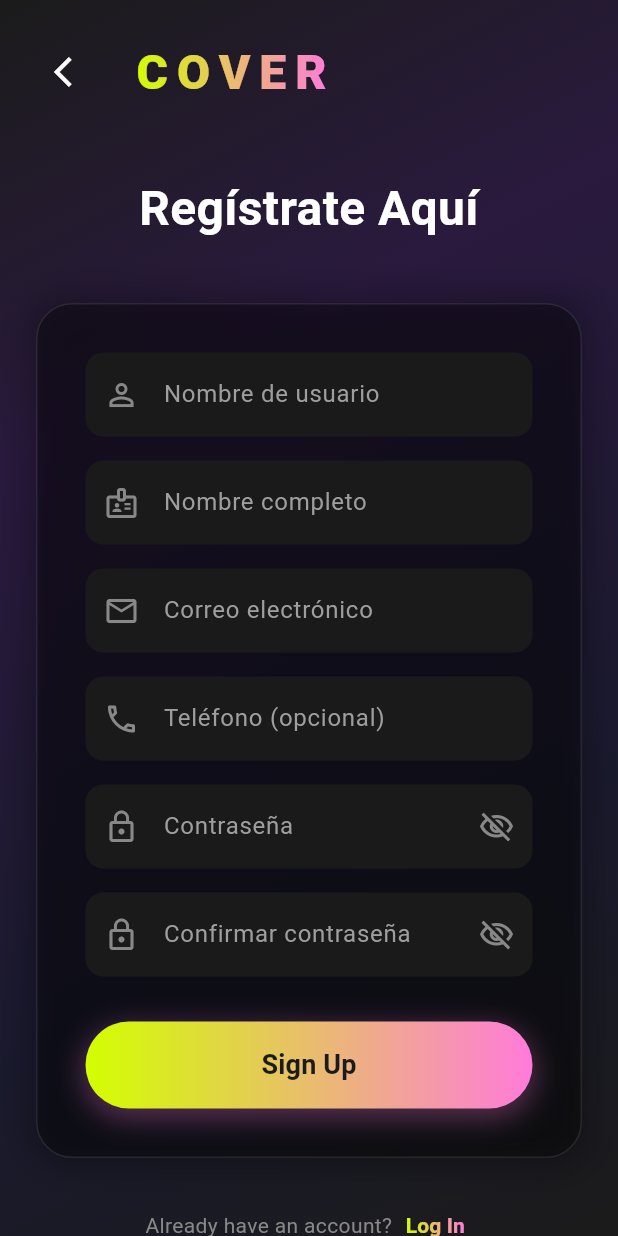
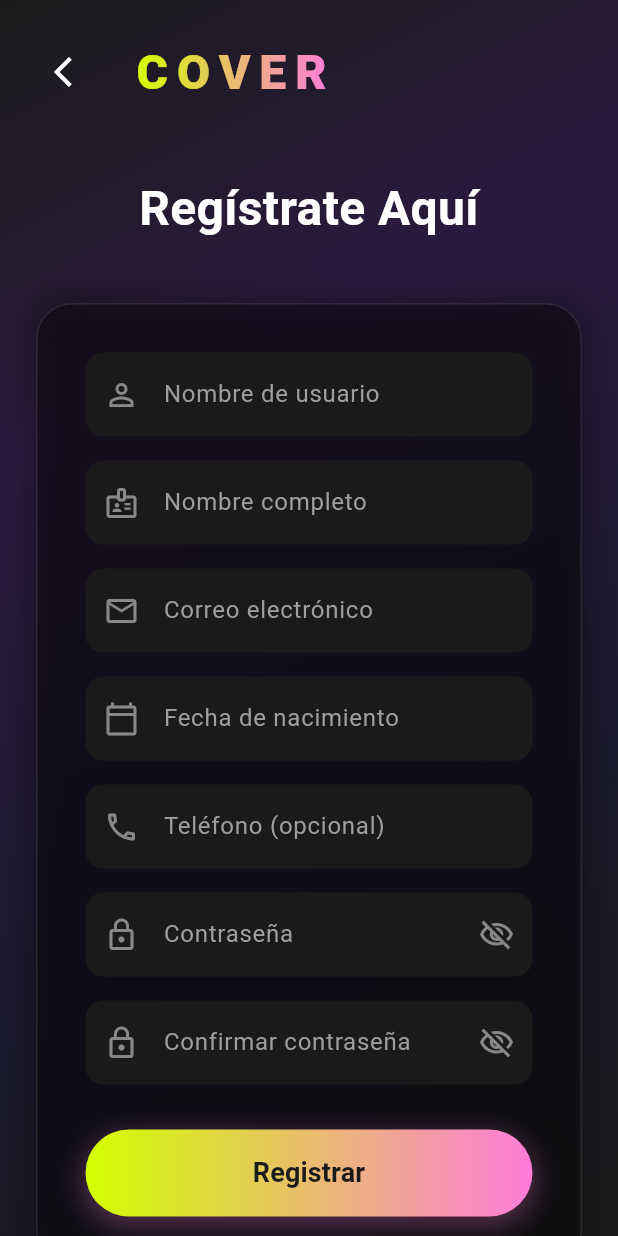
Before and after one commit to GadielBG/CoverFlutterFrontend, a Flutter app: the RegisterPage screen opened directly, on a phone screen of 412 x 824 dp. Run offline on Flutter 3.47's test engine with Material 3 defaults, Android fonts, the light colour scheme and no system bars; our stand-ins replace bloc, dio, equatable, flutter_bloc, get_it, shared_preferences; accounts and stored records are empty.

Commit message:
feat: Se anadio calendario de fecha de nacimiento en el registro

```diff
--- a/lib/presentation/bloc/auth/auth_event.dart
+++ b/lib/presentation/bloc/auth/auth_event.dart
@@ -27,6 +27,7 @@ class RegisterEvent extends AuthEvent {
   final String nombreCompleto;
   final String? telefono;
   final String? carnet;
+  final String? fechaNacimiento;
 
   const RegisterEvent({
     required this.nombreUsuario,
@@ -35,6 +36,7 @@ class RegisterEvent extends AuthEvent {
     required this.nombreCompleto,
     this.telefono,
     this.carnet,
+    this.fechaNacimiento
   });
 
   @override
@@ -45,6 +47,7 @@ class RegisterEvent extends AuthEvent {
         nombreCompleto,
         telefono,
         carnet,
+        fechaNacimiento,
       ];
 }
 
--- a/lib/presentation/pages/auth/register_page.dart
+++ b/lib/presentation/pages/auth/register_page.dart
@@ -19,8 +19,10 @@ class _RegisterPageState extends State<RegisterPage> {
   final _nombreCompletoController = TextEditingController();
   final _telefonoController = TextEditingController();
   final _carnetController = TextEditingController();
+  final _fechaNacimientoController = TextEditingController();
   bool _obscurePassword = true;
   bool _obscureConfirmPassword = true;
+  DateTime? _fechaSeleccionada;
 
   @override
   void dispose() {
@@ -31,6 +33,7 @@ class _RegisterPageState extends State<RegisterPage> {
     _nombreCompletoController.dispose();
     _telefonoController.dispose();
     _carnetController.dispose();
+    _fechaNacimientoController.dispose();
     super.dispose();
   }
 
@@ -48,8 +51,43 @@ class _RegisterPageState extends State<RegisterPage> {
           carnet: _carnetController.text.trim().isEmpty
               ? null
               : _carnetController.text.trim(),
+          fechaNacimiento: _fechaSeleccionada != null
+              ? '${_fechaSeleccionada!.year}-'
+                '${_fechaSeleccionada!.month.toString().padLeft(2, '0')}-'
+                '${_fechaSeleccionada!.day.toString().padLeft(2, '0')}'
+              : null,
         ),
       );
+    }
+  }
+
+  Future<void> _seleccionarFecha() async {
+    final DateTime? fechaElegida = await showDatePicker(
+      context: context,
+      initialDate: DateTime.now().subtract(const Duration(days: 365 * 18)),
+      firstDate: DateTime(1950),
+      lastDate: DateTime.now(),
+      builder: (context, hijo) {
+        return Theme(
+          data: Theme.of(context).copyWith(
+            colorScheme: const ColorScheme.dark(
+              primary: AppTheme.primaryPink,
+              surface: Color(0xFF2A1A3E),
+            ),
+          ),
+          child: hijo!,
+        );
+      },
+    );
+
+    if (fechaElegida != null) {
+      setState(() {
+        _fechaSeleccionada = fechaElegida;
+        _fechaNacimientoController.text =
+            '${fechaElegida.day.toString().padLeft(2, '0')}-'
+            '${fechaElegida.month.toString().padLeft(2, '0')}-'
+            '${fechaElegida.year}';
+      });
     }
   }
 
@@ -93,15 +131,19 @@ class _RegisterPageState extends State<RegisterPage> {
                   child: Row(
                     children: [
                       IconButton(
-                        icon: const Icon(Icons.arrow_back_ios, color: Colors.white),
+                        icon: const Icon(
+                          Icons.arrow_back_ios,
+                          color: Colors.white,
+                        ),
                         onPressed: () => Navigator.pop(context),
                       ),
                       const SizedBox(width: 16),
                       // 🔥 LOGO COVER CON GRADIENTE
                       ShaderMask(
-                        shaderCallback: (bounds) => AppTheme.buttonGradient.createShader(
-                          Rect.fromLTWH(0, 0, bounds.width, bounds.height),
-                        ),
+                        shaderCallback: (bounds) =>
+                            AppTheme.buttonGradient.createShader(
+                              Rect.fromLTWH(0, 0, bounds.width, bounds.height),
+                            ),
                         child: const Text(
                           'COVER',
                           style: TextStyle(
@@ -162,7 +204,10 @@ class _RegisterPageState extends State<RegisterPage> {
                                   style: const TextStyle(color: Colors.white),
                                   decoration: const InputDecoration(
                                     hintText: 'Nombre de usuario',
-                                    prefixIcon: Icon(Icons.person_outline, color: AppTheme.hintColor),
+                                    prefixIcon: Icon(
+                                      Icons.person_outline,
+                                      color: AppTheme.hintColor,
+                                    ),
                                   ),
                                   validator: (value) {
                                     if (value == null || value.isEmpty) {
@@ -182,7 +227,10 @@ class _RegisterPageState extends State<RegisterPage> {
                                   style: const TextStyle(color: Colors.white),
                                   decoration: const InputDecoration(
                                     hintText: 'Nombre completo',
-                                    prefixIcon: Icon(Icons.badge_outlined, color: AppTheme.hintColor),
+                                    prefixIcon: Icon(
+                                      Icons.badge_outlined,
+                                      color: AppTheme.hintColor,
+                                    ),
                                   ),
                                   validator: (value) {
                                     if (value == null || value.isEmpty) {
@@ -200,7 +248,10 @@ class _RegisterPageState extends State<RegisterPage> {
                                   style: const TextStyle(color: Colors.white),
                                   decoration: const InputDecoration(
                                     hintText: 'Correo electrónico',
-                                    prefixIcon: Icon(Icons.email_outlined, color: AppTheme.hintColor),
+                                    prefixIcon: Icon(
+                                      Icons.email_outlined,
+                                      color: AppTheme.hintColor,
+                                    ),
                                   ),
                                   validator: (value) {
                                     if (value == null || value.isEmpty) {
@@ -214,6 +265,26 @@ class _RegisterPageState extends State<RegisterPage> {
                                 ),
                                 const SizedBox(height: 16),
 
+                                TextFormField(
+                                  controller: _fechaNacimientoController,
+                                  readOnly: true,
+                                  style: const TextStyle(color: Colors.white),
+                                  decoration: const InputDecoration(
+                                      hintText: 'Fecha de nacimiento',
+                                      prefixIcon: Icon(
+                                          Icons.calendar_today_outlined,
+                                          color: AppTheme.hintColor)
+                                  ),
+                                  onTap: () => _seleccionarFecha(),
+                                  validator: (valor) {
+                                    if (valor == null || valor.isEmpty) {
+                                      return 'Por favor seleccione su fecha de nacimiento';
+                                    }
+                                    return null;
+                                  },
+                                ),
+                                const SizedBox(height: 16),
+
                                 // Teléfono (opcional)
                                 TextFormField(
                                   controller: _telefonoController,
@@ -221,7 +292,10 @@ class _RegisterPageState extends State<RegisterPage> {
                                   style: const TextStyle(color: Colors.white),
                                   decoration: const InputDecoration(
                                     hintText: 'Teléfono (opcional)',
-                                    prefixIcon: Icon(Icons.phone_outlined, color: AppTheme.hintColor),
+                                    prefixIcon: Icon(
+                                      Icons.phone_outlined,
+                                      color: AppTheme.hintColor,
+                                    ),
                                   ),
                                 ),
                                 const SizedBox(height: 16),
@@ -233,7 +307,10 @@ class _RegisterPageState extends State<RegisterPage> {
                                   style: const TextStyle(color: Colors.white),
                                   decoration: InputDecoration(
                                     hintText: 'Contraseña',
-                                    prefixIcon: const Icon(Icons.lock_outline, color: AppTheme.hintColor),
+                                    prefixIcon: const Icon(
+                                      Icons.lock_outline,
+                                      color: AppTheme.hintColor,
+                                    ),
                                     suffixIcon: IconButton(
                                       icon: Icon(
                                         _obscurePassword
@@ -267,7 +344,10 @@ class _RegisterPageState extends State<RegisterPage> {
                                   style: const TextStyle(color: Colors.white),
                                   decoration: InputDecoration(
                                     hintText: 'Confirmar contraseña',
-                                    prefixIcon: const Icon(Icons.lock_outline, color: AppTheme.hintColor),
+                                    prefixIcon: const Icon(
+                                      Icons.lock_outline,
+                                      color: AppTheme.hintColor,
+                                    ),
                                     suffixIcon: IconButton(
                                       icon: Icon(
                                         _obscureConfirmPassword
@@ -277,7 +357,8 @@ class _RegisterPageState extends State<RegisterPage> {
                                       ),
                                       onPressed: () {
                                         setState(() {
-                                          _obscureConfirmPassword = !_obscureConfirmPassword;
+                                          _obscureConfirmPassword =
+                                              !_obscureConfirmPassword;
                                         });
                                       },
                                     ),
@@ -304,7 +385,8 @@ class _RegisterPageState extends State<RegisterPage> {
                                         borderRadius: BorderRadius.circular(30),
                                         boxShadow: [
                                           BoxShadow(
-                                            color: AppTheme.primaryPink.withOpacity(0.3),
+                                            color: AppTheme.primaryPink
+                                                .withOpacity(0.3),
                                             blurRadius: 15,
                                             spreadRadius: 2,
                                             offset: const Offset(0, 5),
@@ -312,27 +394,34 @@ class _RegisterPageState extends State<RegisterPage> {
                                         ],
                                       ),
                                       child: ElevatedButton(
-                                        onPressed: state is AuthLoading ? null : _register,
+                                        onPressed: state is AuthLoading
+                                            ? null
+                                            : _register,
                                         style: ElevatedButton.styleFrom(
                                           backgroundColor: Colors.transparent,
                                           shadowColor: Colors.transparent,
-                                          padding: const EdgeInsets.symmetric(vertical: 16),
+                                          padding: const EdgeInsets.symmetric(
+                                            vertical: 16,
+                                          ),
                                         ),
                                         child: state is AuthLoading
                                             ? const SizedBox(
                                                 height: 20,
                                                 width: 20,
-                                                child: CircularProgressIndicator(
-                                                  strokeWidth: 2,
-                                                  color: AppTheme.backgroundColor,
-                                                ),
+                                                child:
+                                                    CircularProgressIndicator(
+                                                      strokeWidth: 2,
+                                                      color: AppTheme
+                                                          .backgroundColor,
+                                                    ),
                                               )
                                             : const Text(
-                                                'Sign Up',
+                                                'Registrar',
                                                 style: TextStyle(
                                                   fontSize: 18,
                                                   fontWeight: FontWeight.bold,
-                                                  color: AppTheme.backgroundColor,
+                                                  color:
+                                                      AppTheme.backgroundColor,
                                                 ),
                                               ),
                                       ),
@@ -350,7 +439,7 @@ class _RegisterPageState extends State<RegisterPage> {
                             mainAxisAlignment: MainAxisAlignment.center,
                             children: [
                               const Text(
-                                'Already have an account? ',
+                                '¿Ya tienes una cuenta? ',
                                 style: TextStyle(
                                   color: AppTheme.hintColor,
                                   fontSize: 14,
@@ -363,12 +452,15 @@ class _RegisterPageState extends State<RegisterPage> {
                                 style: TextButton.styleFrom(
                                   padding: EdgeInsets.zero,
                                   minimumSize: const Size(50, 30),
-                                  tapTargetSize: MaterialTapTargetSize.shrinkWrap,
+                                  tapTargetSize:
+                                      MaterialTapTargetSize.shrinkWrap,
                                 ),
                                 child: ShaderMask(
-                                  shaderCallback: (bounds) => AppTheme.buttonGradient.createShader(bounds),
+                                  shaderCallback: (bounds) => AppTheme
+                                      .buttonGradient
+                                      .createShader(bounds),
                                   child: const Text(
-                                    'Log In',
+                                    'Iniciar sesión',
                                     style: TextStyle(
                                       color: Colors.white,
                                       fontWeight: FontWeight.bold,
```
